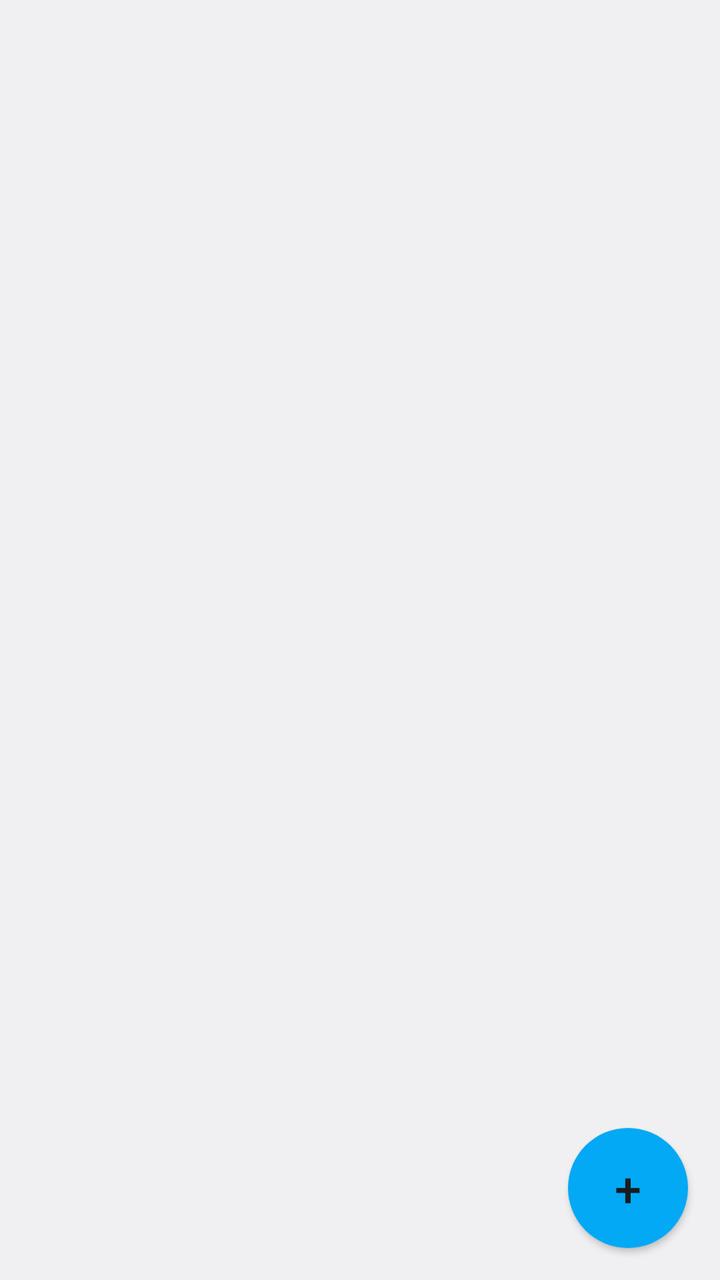
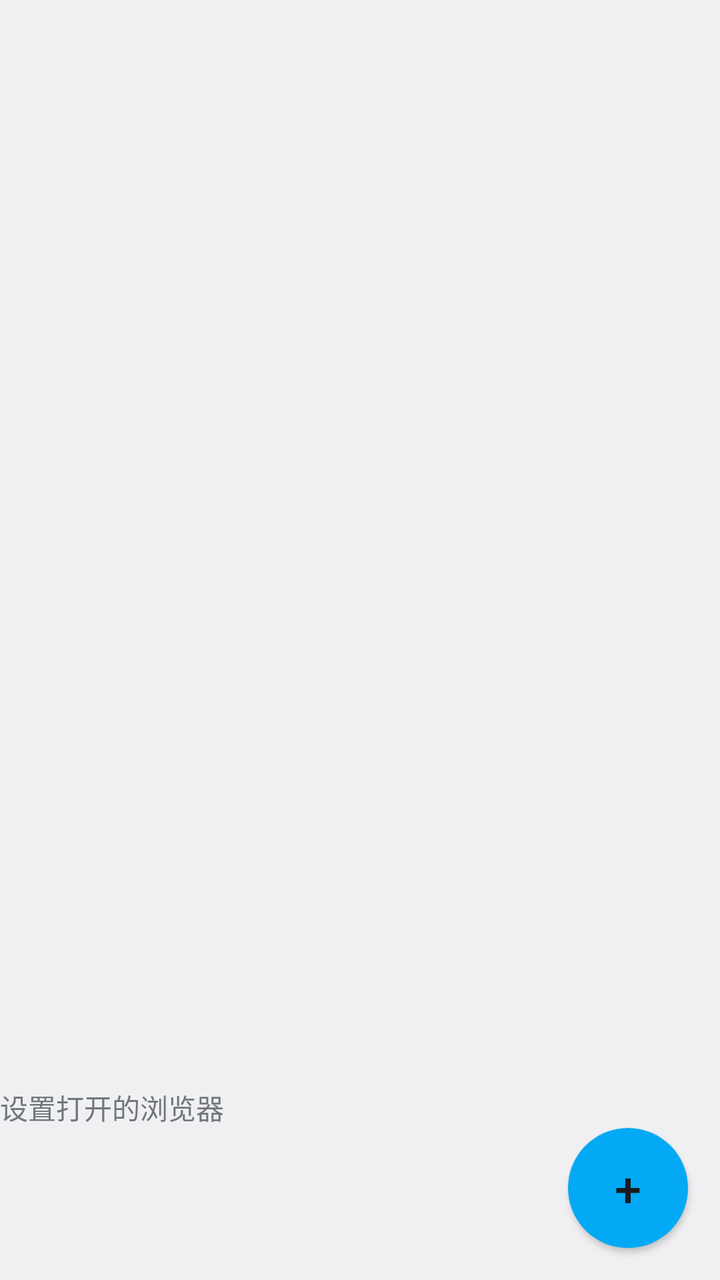

Compare the two renders of this Android layout. The source of the first and the diff that turns it into the second are given below.
<!-- AndroidManifest.xml: application theme AppTheme -->
<!-- res/layout/activity_jump_manage.xml -->
<?xml version="1.0" encoding="utf-8"?>
<RelativeLayout xmlns:android="http://schemas.android.com/apk/res/android"
    xmlns:tools="http://schemas.android.com/tools"
    android:id="@+id/main"
    android:layout_width="match_parent"
    android:layout_height="match_parent"
    android:layout_margin="10dp"
    android:fitsSystemWindows="true"
    tools:context=".JumpManageActivity">

    <Button
        android:id="@+id/add"
        android:layout_width="60dp"
        android:layout_height="60dp"
        android:layout_alignParentEnd="true"
        android:layout_alignParentBottom="true"
        android:layout_marginEnd="16dp"
        android:layout_marginBottom="16dp"
        android:background="@drawable/round"
        android:text="+"
        android:textSize="24sp" />

    <GridView
        android:id="@+id/startlist"
        android:layout_width="match_parent"
        android:layout_height="0dp"
        android:layout_above="@+id/horizontalScrollView"
        android:layout_alignParentTop="true"
        android:layout_marginTop="0dp"
        android:numColumns="3">

    </GridView>

    <HorizontalScrollView
        android:id="@+id/horizontalScrollView"
        android:layout_width="0dp"
        android:layout_height="0dp"
        android:layout_alignTop="@+id/add"
        android:layout_alignParentStart="true"
        android:layout_alignParentBottom="true"
        android:layout_toStartOf="@+id/add">

        <LinearLayout
            android:id="@+id/applist"
            android:layout_width="wrap_content"
            android:layout_height="match_parent"
            android:orientation="horizontal" />
    </HorizontalScrollView>

    <Button
        android:id="@+id/start_item"
        android:layout_width="wrap_content"
        android:layout_height="wrap_content"
        android:gravity="center"
        android:textSize="20sp"
        android:visibility="gone" />
</RelativeLayout>
<!-- resources referenced by this layout -->
<resources>
  <!-- drawable round (drawable) -->
  <?xml version="1.0" encoding="utf-8"?>
  <shape xmlns:android="http://schemas.android.com/apk/res/android"
      android:shape="oval">
      <solid android:color="#03A9F4"/>
      <size android:height="60dp"
          android:width="60dp"/>
  </shape>
  <style name="AppTheme" parent="@android:style/Theme.DeviceDefault.Light.NoActionBar">
          <item name="android:statusBarColor">@android:color/white</item>
          <item name="android:windowLightStatusBar">true</item>
      </style>
</resources>

<!-- the commit's change to res/layout/activity_jump_manage.xml (unified diff, before → after) -->
@@ -23,13 +23,20 @@
     <GridView
         android:id="@+id/startlist"
         android:layout_width="match_parent"
-        android:layout_height="0dp"
-        android:layout_above="@+id/horizontalScrollView"
+        android:layout_height="match_parent"
+        android:layout_above="@+id/textView"
         android:layout_alignParentTop="true"
         android:layout_marginTop="0dp"
-        android:numColumns="3">
+        android:numColumns="2">
 
     </GridView>
+
+    <TextView
+        android:id="@+id/textView"
+        android:layout_width="match_parent"
+        android:layout_height="wrap_content"
+        android:layout_above="@+id/add"
+        android:text="设置打开的浏览器" />
 
     <HorizontalScrollView
         android:id="@+id/horizontalScrollView"
@@ -44,14 +51,6 @@
             android:id="@+id/applist"
             android:layout_width="wrap_content"
             android:layout_height="match_parent"
-            android:orientation="horizontal" />
+            android:orientation="horizontal"/>
     </HorizontalScrollView>
-
-    <Button
-        android:id="@+id/start_item"
-        android:layout_width="wrap_content"
-        android:layout_height="wrap_content"
-        android:gravity="center"
-        android:textSize="20sp"
-        android:visibility="gone" />
 </RelativeLayout>
